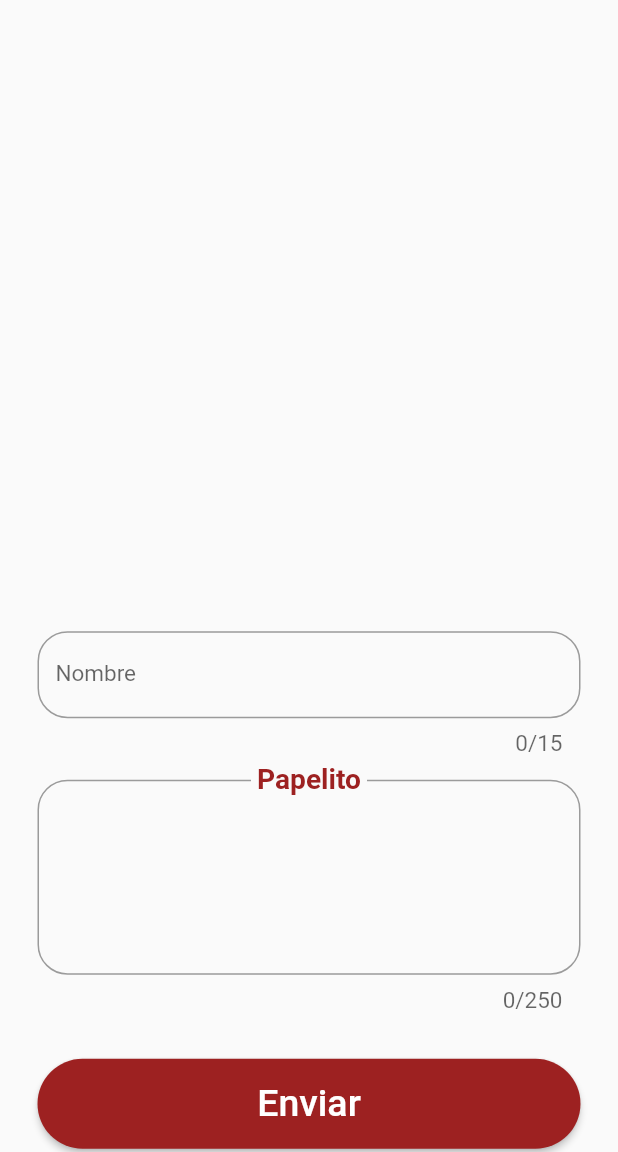
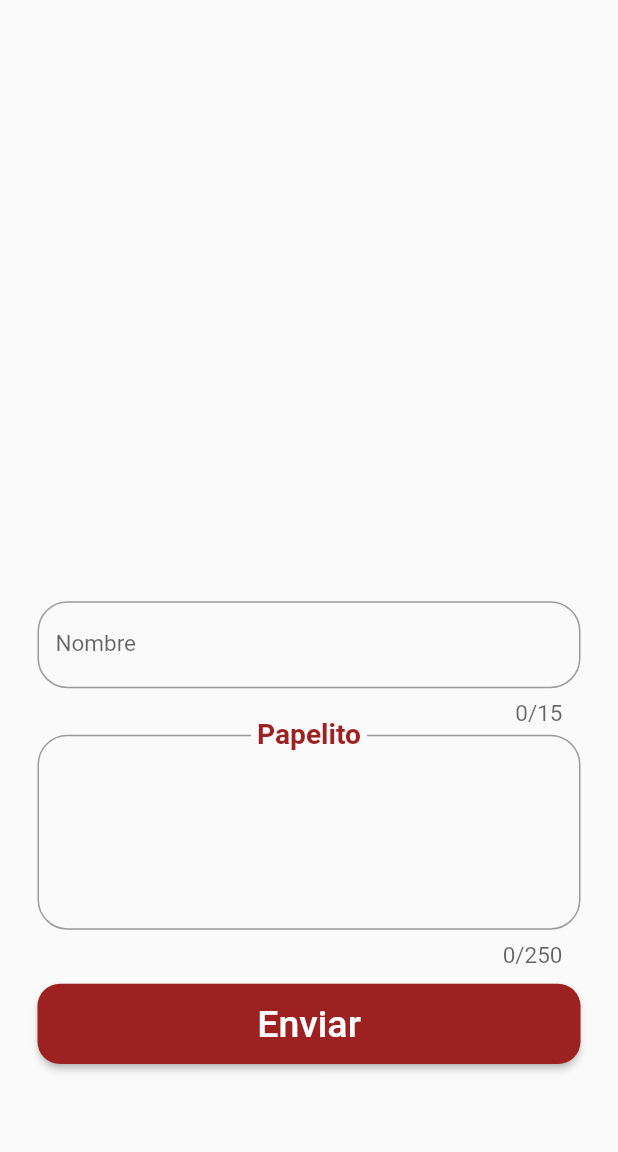
Before and after one commit to javier0308/papelitosdigitales, a Flutter app: the screen it shows after launch, on a phone screen of 412 x 824 dp, the part 84-1236 px from its top. Run offline on Flutter 3.47's test engine with Material 2 defaults, Android fonts, the phone set to English and light mode, and no system bars; drawn by our look-alikes of card_swiper; our stand-ins replace animate_do, cloud_firestore, firebase_core, flutter_dotenv, flutter_native_splash, quickalert; accounts and stored records are empty; network calls fail.

Commit message:
bugs y refactorizacion de codigo hecho 15-06

```diff
--- a/lib/main.dart
+++ b/lib/main.dart
@@ -20,7 +20,9 @@ Future<void> main() async {
 }
 
 Future initialization() async {
-  await Future.delayed(const Duration(seconds: 2));
+  await Future.delayed(
+    const Duration(seconds: 2),
+  );
   FlutterNativeSplash.remove();
 }
 
--- a/lib/screens/home_screen.dart
+++ b/lib/screens/home_screen.dart
@@ -1,21 +1,33 @@
 import 'package:flutter/material.dart';
-import 'package:cloud_firestore/cloud_firestore.dart';
 import 'package:hablandohuevadasf/components/alerts/quick_alert.dart';
 import 'package:hablandohuevadasf/provider/form_provider.dart';
 import 'package:provider/provider.dart';
 import '../components/widgets/banner_swiper.dart';
 import '../components/widgets/custom_drawer.dart';
+import '../config/methods/subit_paper.dart';
 
-class HomeScreen extends StatelessWidget {
+class HomeScreen extends StatefulWidget {
   const HomeScreen({super.key});
+
+  @override
+  State<HomeScreen> createState() => _HomeScreenState();
+}
+
+class _HomeScreenState extends State<HomeScreen> {
+  final TextEditingController content = TextEditingController();
+
+  final TextEditingController nick = TextEditingController();
+  @override
+  void dispose() {
+    content.dispose();
+    nick.dispose();
+    super.dispose();
+  }
 
   @override
   Widget build(BuildContext context) {
     final formState = Provider.of<FormStateProvider>(context);
 
-    final TextEditingController content = TextEditingController();
-
-    final TextEditingController nick = TextEditingController();
     const inputDecoration = InputDecoration(
       counterStyle: TextStyle(fontSize: 15),
       floatingLabelStyle: TextStyle(
@@ -75,14 +87,11 @@ class HomeScreen extends StatelessWidget {
       ),
       body: SingleChildScrollView(
         padding: const EdgeInsets.all(10),
-        child: Form(
-          autovalidateMode: AutovalidateMode.onUserInteraction,
-          key: formState.formKey,
         child: Column(
           children: [
             const BannerSwiper(),
             const SizedBox(
-                height: 40,
+              height: 20,
             ),
             Padding(
               padding: const EdgeInsets.symmetric(horizontal: 15),
@@ -91,19 +100,18 @@ class HomeScreen extends StatelessWidget {
                   TextFormField(
                     controller: nick,
                     enabled: !formState.submit,
-                      validator: (value) {},
                     maxLength: 15,
+                    textCapitalization: TextCapitalization.words,
                     cursorColor: const Color(0xff9d2121),
                     style: const TextStyle(fontSize: 15),
                     decoration: inputDecoration,
                   ),
                   const SizedBox(
-                      height: 15,
+                    height: 5,
                   ),
                   TextFormField(
                     controller: content,
                     enabled: !formState.submit,
-                      validator: (value) {},
                     maxLength: 250,
                     cursorColor: const Color(0xff9d2121),
                     style: const TextStyle(fontSize: 15),
@@ -111,33 +119,28 @@ class HomeScreen extends StatelessWidget {
                     decoration: inputDecoration2,
                   ),
                   const SizedBox(
-                      height: 30,
+                    height: 10,
                   ),
                   ElevatedButton(
                     style: ElevatedButton.styleFrom(
-                        // ignore: deprecated_member_use
-                        primary: const Color(0xff9d2121),
-                        shape: const StadiumBorder(),
+                      backgroundColor: const Color(0xff9d2121),
+                      shape: RoundedRectangleBorder(
+                        borderRadius: BorderRadius.circular(15),
+                      ),
                     ),
                     onPressed: formState.submit
                         ? null
                         : () {
                             formState.submit = true;
-                              FirebaseFirestore.instance
-                                  .collection("papelitos")
-                                  .add(
-                                {
-                                  'papelito': content.text,
-                                  'nick': nick.text,
-                                },
-                              );
+                            submitPaper(nick.text, content.text);
                             alertQuick(context);
-                              formState.formKey.currentState!.reset();
+                            nick.text = '';
+                            content.text = '';
                             FocusScope.of(context).unfocus();
                           },
                     child: SizedBox(
                       width: MediaQuery.of(context).size.width,
-                        height: 60,
+                      height: MediaQuery.of(context).size.height * 0.065,
                       child: Center(
                         child: Text(
                           formState.submit
@@ -154,7 +157,6 @@ class HomeScreen extends StatelessWidget {
           ],
         ),
       ),
-      ),
     );
   }
 }
```
Also changed, not shown: lib/config/methods/subit_paper.dart (added, +10 -0 lines). Lines whose indentation alone changed are shown as unchanged.
